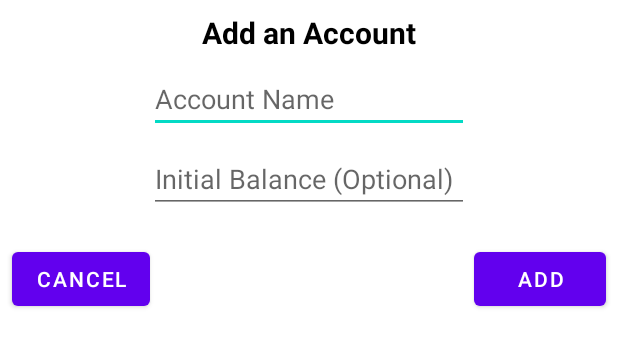
After one commit to Michi202/E-Banking-Management-App, an Android app: the layout account_dialog.xml on its own in the app's theme, with its tools: preview values and no code run, on a phone screen of 412 x 824 dp. The commit adds this screen. Shown: the top 347 px of the screen. Run offline under Robolectric (Android 15) with nearby library versions, the phone set to English and light mode, and no system bars.

Commit message:
-In Progress- Adding User Balance System

```diff
--- /dev/null
+++ b/app/src/main/res/layout/account_dialog.xml
@@ -0,0 +1,72 @@
+<?xml version="1.0" encoding="utf-8"?>
+
+<android.support.constraint.ConstraintLayout
+    xmlns:android="http://schemas.android.com/apk/res/android"
+    xmlns:app="http://schemas.android.com/apk/res-auto"
+    android:layout_width="match_parent"
+    android:layout_height="wrap_content" >
+
+    <TextView
+        android:id="@+id/textView"
+        android:layout_width="wrap_content"
+        android:layout_height="wrap_content"
+        android:layout_marginEnd="8dp"
+        android:layout_marginStart="8dp"
+        android:layout_marginTop="8dp"
+        android:text="Add an Account"
+        android:textColor="@android:color/black"
+        android:textSize="20sp"
+        android:textStyle="bold"
+        app:layout_constraintEnd_toEndOf="parent"
+        app:layout_constraintStart_toStartOf="parent"
+        app:layout_constraintTop_toTopOf="parent" />
+
+    <EditText
+        android:id="@+id/edt_payee_name"
+        android:layout_width="wrap_content"
+        android:layout_height="wrap_content"
+        android:layout_marginEnd="8dp"
+        android:layout_marginStart="8dp"
+        android:layout_marginTop="8dp"
+        android:ems="10"
+        android:hint="Account Name"
+        android:inputType="textPersonName"
+        app:layout_constraintEnd_toEndOf="parent"
+        app:layout_constraintStart_toStartOf="parent"
+        app:layout_constraintTop_toBottomOf="@+id/textView" />
+
+    <EditText
+        android:id="@+id/edt_init_bal"
+        android:layout_width="wrap_content"
+        android:layout_height="wrap_content"
+        android:layout_marginEnd="8dp"
+        android:layout_marginStart="8dp"
+        android:layout_marginTop="8dp"
+        android:ems="10"
+        android:hint="Initial Balance (Optional)"
+        android:inputType="numberDecimal"
+        app:layout_constraintEnd_toEndOf="parent"
+        app:layout_constraintStart_toStartOf="parent"
+        app:layout_constraintTop_toBottomOf="@+id/edt_payee_name" />
+
+    <Button
+        android:id="@+id/btn_cancel_dialog"
+        android:layout_width="wrap_content"
+        android:layout_height="wrap_content"
+        android:layout_marginStart="8dp"
+        android:layout_marginTop="20dp"
+        android:text="CANCEL"
+        app:layout_constraintStart_toStartOf="parent"
+        app:layout_constraintTop_toBottomOf="@+id/edt_init_bal" />
+
+    <Button
+        android:id="@+id/btn_add_payee"
+        android:layout_width="wrap_content"
+        android:layout_height="wrap_content"
+        android:layout_marginEnd="8dp"
+        android:layout_marginTop="20dp"
+        android:text="ADD"
+        app:layout_constraintEnd_toEndOf="parent"
+        app:layout_constraintTop_toBottomOf="@+id/edt_init_bal" />
+
+</android.support.constraint.ConstraintLayout>
```
Also changed, not shown: app/src/main/java/ch/zli/m335/e_bankingmanagementapp/MainActivity.java (+37 -4 lines), app/src/main/res/layout/activity_main.xml (+19 -5 lines).
